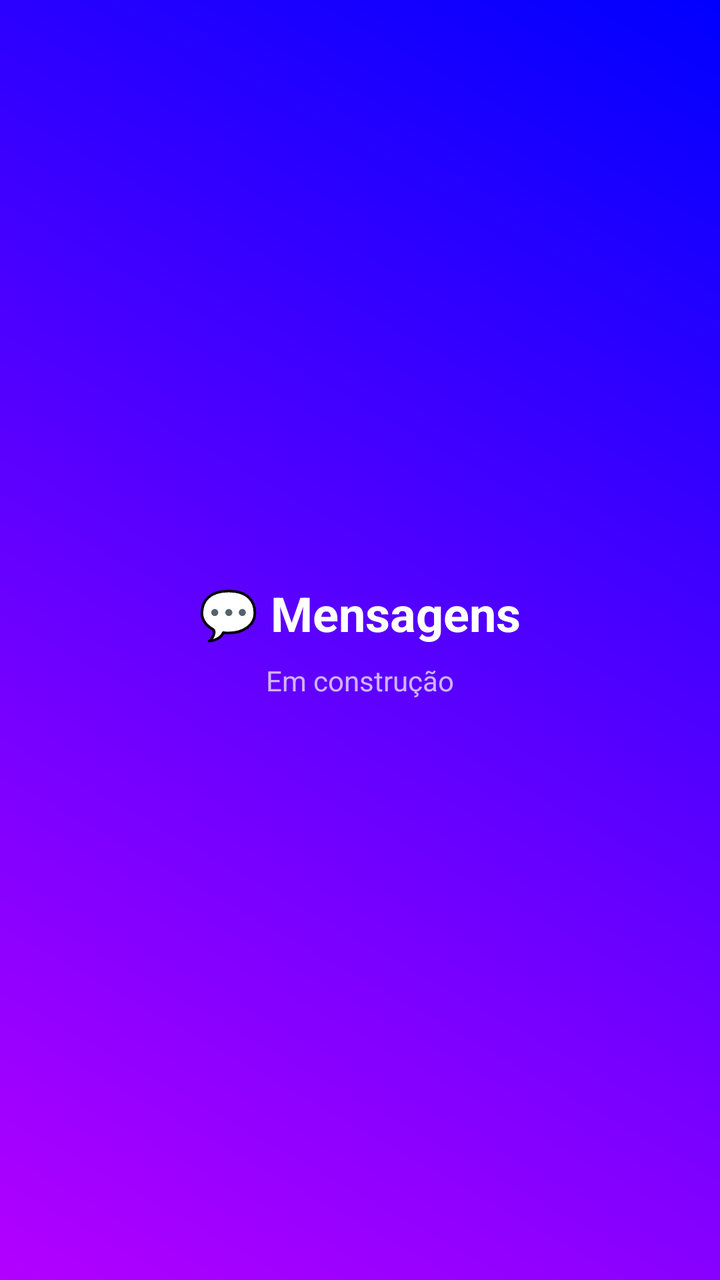
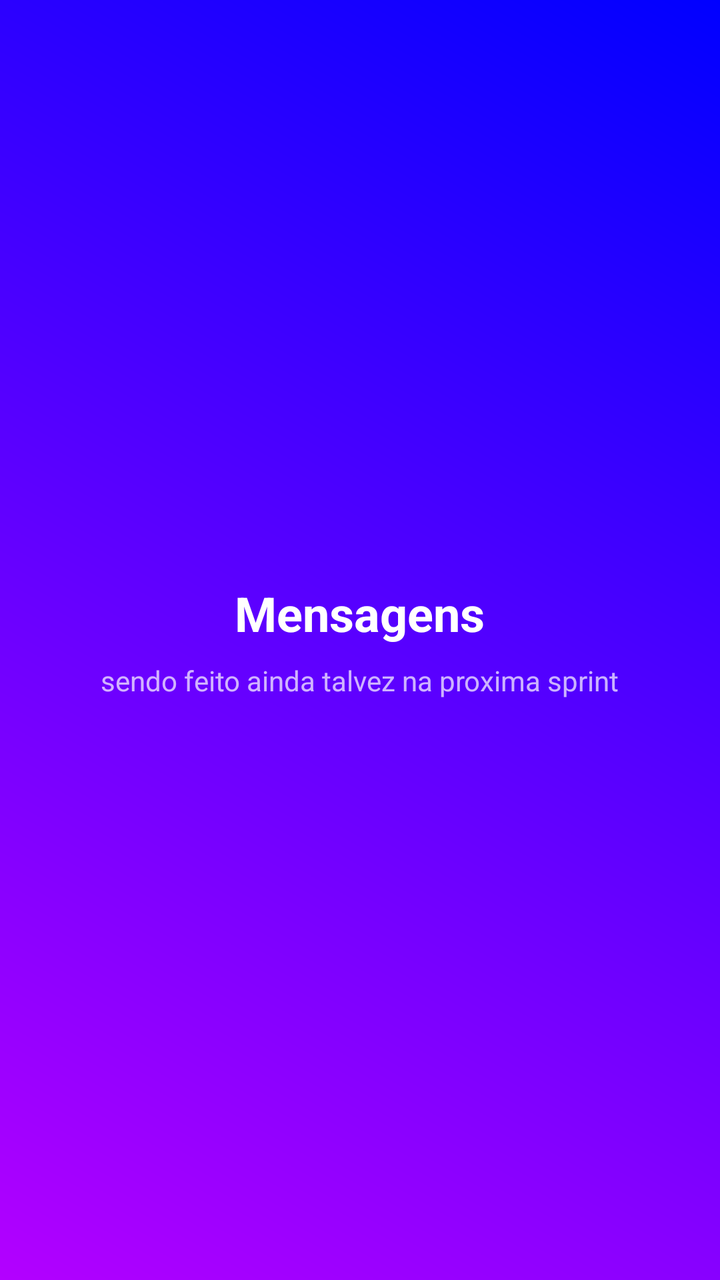

An Android layout rendered at two revisions. The XML below is the earlier revision; the diff shows what the commit changed to produce the second picture.
<!-- AndroidManifest.xml: application theme Theme.PlataformaRemota -->
<!-- res/layout/fragment_chat_list.xml -->
<?xml version="1.0" encoding="utf-8"?>
<LinearLayout xmlns:android="http://schemas.android.com/apk/res/android"
    android:layout_width="match_parent"
    android:layout_height="match_parent"
    android:background="@drawable/background_gradiente"
    android:gravity="center"
    android:orientation="vertical">

    <TextView
        android:layout_width="wrap_content"
        android:layout_height="wrap_content"
        android:text="💬 Mensagens"
        android:textColor="@color/white"
        android:textSize="24sp"
        android:textStyle="bold" />

    <TextView
        android:layout_width="wrap_content"
        android:layout_height="wrap_content"
        android:layout_marginTop="8dp"
        android:text="Em construção"
        android:textColor="#B3FFFFFF"
        android:textSize="14sp" />
</LinearLayout>
<!-- resources referenced by this layout -->
<resources>
  <color name="white">#FFFFFFFF</color>
  <!-- drawable background_gradiente (drawable) -->
  <?xml version="1.0" encoding="utf-8"?>
  <shape xmlns:android="http://schemas.android.com/apk/res/android">
      <gradient
          android:startColor="#B300FF"
          android:endColor="#0000FF"
          android:angle="45"/>
  </shape>
  <style name="Theme.PlataformaRemota" parent="Base.Theme.PlataformaRemota" />
  <style name="Base.Theme.PlataformaRemota" parent="Theme.Material3.DayNight.NoActionBar">
          
          
      </style>
</resources>

<!-- the commit's change to res/layout/fragment_chat_list.xml (unified diff, before → after) -->
@@ -9,7 +9,7 @@
     <TextView
         android:layout_width="wrap_content"
         android:layout_height="wrap_content"
-        android:text="💬 Mensagens"
+        android:text="Mensagens"
         android:textColor="@color/white"
         android:textSize="24sp"
         android:textStyle="bold" />
@@ -18,7 +18,7 @@
         android:layout_width="wrap_content"
         android:layout_height="wrap_content"
         android:layout_marginTop="8dp"
-        android:text="Em construção"
+        android:text="sendo feito ainda talvez na proxima sprint"
         android:textColor="#B3FFFFFF"
         android:textSize="14sp" />
 </LinearLayout>
